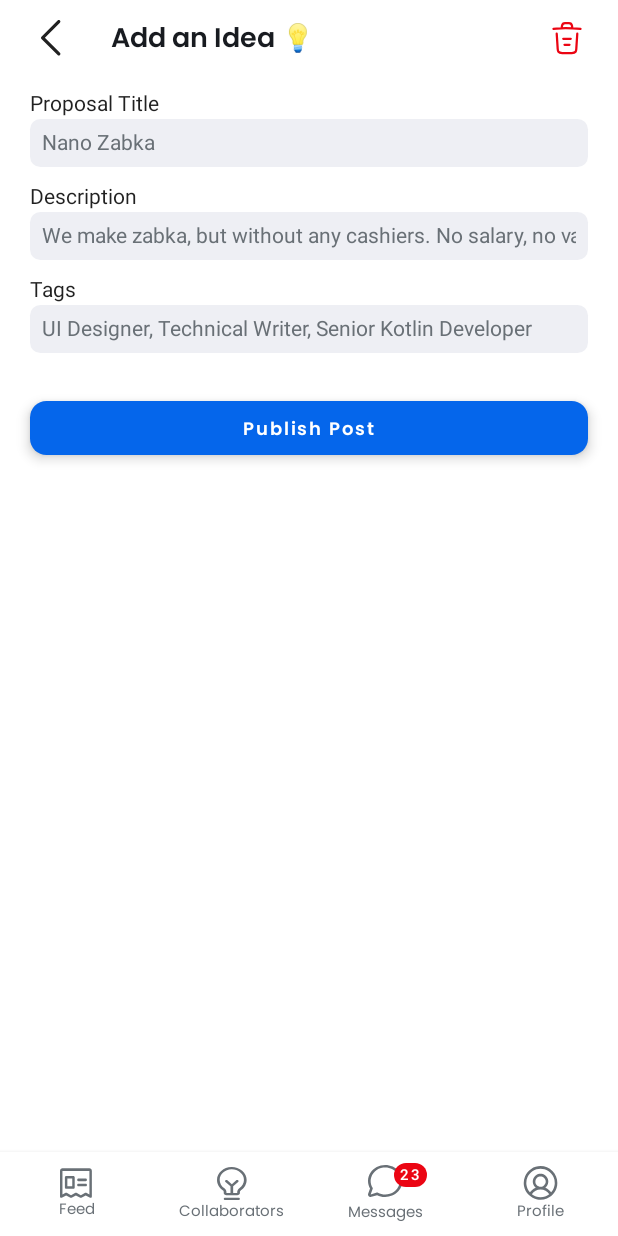
After one commit to andriybobchuk/coCreate, an Android app built with Jetpack Compose: the AddPostScreen screen opened through its navigation route, on a phone screen of 412 x 824 dp. The commit adds this screen. Run offline under Robolectric (Android 15) with nearby library versions, the phone set to English and light mode, and no system bars; our stand-ins replace Dagger/Hilt's generated code, Firebase (no records; nobody signed in at launch, a user with empty details on screens opened directly); pictures from the network do not load; 1 statement that could not run was skipped.

Commit message:
Add Post Screen added

```diff
--- /dev/null
+++ b/app/src/main/java/com/andriybobchuk/cocreate/core/presentation/components/input_field/CcInputField.kt
@@ -0,0 +1,45 @@
+package com.andriybobchuk.cocreate.core.presentation.components.input_field
+
+import androidx.compose.foundation.background
+import androidx.compose.foundation.layout.*
+import androidx.compose.foundation.shape.RoundedCornerShape
+import androidx.compose.foundation.text.BasicTextField
+import androidx.compose.material.Text
+import androidx.compose.runtime.Composable
+import androidx.compose.ui.Modifier
+import androidx.compose.ui.text.TextStyle
+import androidx.compose.ui.text.font.FontWeight
+import androidx.compose.ui.unit.dp
+import androidx.compose.ui.unit.sp
+import com.andriybobchuk.cocreate.ui.theme.input_fields
+import com.andriybobchuk.cocreate.ui.theme.typo_gray200
+
+@Composable
+fun CcInputField(
+    title: String,
+    value: String,
+    onValueChange: (String) -> Unit
+) {
+    Column(
+        modifier = Modifier
+            .fillMaxWidth()
+            .padding(vertical = 6.dp, horizontal = 0.dp)
+    ) {
+        Text(
+            text = title,
+            fontWeight = FontWeight.Normal,
+            fontSize = 14.sp,
+        )
+        Spacer(modifier = Modifier.height(2.dp))
+        BasicTextField(
+            value = value,
+            onValueChange = onValueChange,
+            textStyle = TextStyle(color = typo_gray200),
+            singleLine = true,
+            modifier = Modifier
+                .fillMaxWidth()
+                .background(input_fields, RoundedCornerShape(7.dp))
+                .padding(8.dp)
+        )
+    }
+}
--- /dev/null
+++ b/app/src/main/java/com/andriybobchuk/cocreate/feature/feed/presentation/AddPostScreen.kt
@@ -0,0 +1,132 @@
+package com.andriybobchuk.cocreate.feature.feed.presentation
+
+import com.andriybobchuk.cocreate.feature.profile.presentation.ProfileViewModel
+
+import androidx.compose.foundation.background
+import androidx.compose.foundation.layout.*
+import androidx.compose.foundation.rememberScrollState
+import androidx.compose.foundation.shape.RoundedCornerShape
+import androidx.compose.foundation.text.BasicTextField
+import androidx.compose.foundation.verticalScroll
+import androidx.compose.material.*
+import androidx.compose.runtime.*
+import androidx.compose.ui.Alignment
+import androidx.compose.ui.Modifier
+import androidx.compose.ui.res.painterResource
+import androidx.compose.ui.text.TextStyle
+import androidx.compose.ui.text.font.FontWeight
+import androidx.compose.ui.unit.dp
+import androidx.compose.ui.unit.sp
+import androidx.hilt.navigation.compose.hiltViewModel
+import androidx.navigation.NavController
+import com.andriybobchuk.cocreate.R
+import com.andriybobchuk.cocreate.core.presentation.components.input_field.CcInputField
+import com.andriybobchuk.cocreate.ui.theme.*
+import com.andriybobchuk.navigation.Screens
+
+@Composable
+fun AddPostScreen(
+    navController: NavController,
+    viewModel: ProfileViewModel = hiltViewModel()
+) {
+    Box(
+        modifier = Modifier.fillMaxSize()
+    ) {
+        Row(
+            modifier = Modifier
+                .height(50.dp)
+                .background(white),
+            verticalAlignment = Alignment.CenterVertically
+        ) {
+            IconButton(
+                onClick = { navController.popBackStack() },
+                modifier = Modifier.padding(start = 10.dp),
+            ) {
+                Icon(
+                    painter = painterResource(id = R.drawable.ic_arrow),
+                    contentDescription = "Back"
+                )
+            }
+            Text(
+                text = "Add an Idea \uD83D\uDCA1",
+                fontSize = 18.sp,
+                fontWeight = FontWeight.Black,
+                color = title_black,
+                fontFamily = poppins,
+                modifier = Modifier
+                    .padding(start = 16.dp)
+                    //.weight(1f)
+            )
+            Spacer(modifier = Modifier.weight(1f))
+            IconButton(
+                onClick = { navController.popBackStack() },
+                modifier = Modifier.padding(end = 10.dp),
+            ) {
+                Icon(
+                    painter = painterResource(id = R.drawable.ic_delete),
+                    contentDescription = "Cancel",
+                    tint = red
+                )
+            }
+        }
+        Column(
+            modifier = Modifier
+                .fillMaxSize()
+                .padding(top = (50+5).dp)
+                .verticalScroll(rememberScrollState())
+                .background(white),
+            horizontalAlignment = Alignment.CenterHorizontally
+        ) {
+            Column(
+                modifier = Modifier
+                    .wrapContentHeight()
+                    .fillMaxWidth()
+                    .padding(horizontal = 20.dp),
+                horizontalAlignment = Alignment.CenterHorizontally
+            ) {
+                // Editable Fields
+                CcInputField(
+                    title = "Proposal Title",
+                    value = "Nano Zabka",
+                    onValueChange = { }
+                )
+
+                CcInputField(
+                    title = "Description",
+                    value = "We make zabka, but without any cashiers. No salary, no vacation, only pure enthusiasm, send your CVs!",
+                    onValueChange = { }
+                )
+
+                CcInputField(
+                    title = "Tags",
+                    value = "UI Designer, Technical Writer, Senior Kotlin Developer",
+                    onValueChange = { }
+                )
+
+                Button(
+                    onClick = {
+                        // Save
+                    },
+                    modifier = Modifier
+                        .fillMaxWidth()
+                        .wrapContentHeight()
+                        .padding(top = 20.dp),
+                    elevation = ButtonDefaults.elevation(5.dp),
+                    colors = ButtonDefaults.buttonColors(
+                        backgroundColor = accent,
+                        contentColor = white // clicked state
+                    ),
+                    shape = RoundedCornerShape(11.dp)
+                ) {
+                    Text(
+                        text = "Publish Post",
+                        fontWeight = FontWeight.Bold,
+                        fontSize = 12.sp,
+                        color = white,
+                        fontFamily = poppins,
+                    )
+                }
+            }
+        }
+    }
+}
--- a/app/src/main/java/com/andriybobchuk/cocreate/feature/feed/presentation/FeedScreen.kt
+++ b/app/src/main/java/com/andriybobchuk/cocreate/feature/feed/presentation/FeedScreen.kt
@@ -25,6 +25,7 @@ import com.andriybobchuk.cocreate.R
 import com.andriybobchuk.cocreate.core.presentation.components.post.Post
 import com.andriybobchuk.cocreate.core.presentation.components.search_bar.SearchBar
 import com.andriybobchuk.cocreate.ui.theme.*
+import com.andriybobchuk.navigation.Screens
 
 @Composable
 fun FeedScreen(
@@ -64,7 +65,7 @@ fun FeedScreen(
                         .weight(1f)
                 )
                 IconButton(
-                    onClick = { /* navigate to add post screen */ },
+                    onClick = { navController.navigate(Screens.AddPostScreen.route) },
                     modifier = Modifier.padding(end = 0.dp),
                 ) {
                     Icon(
--- a/app/src/main/java/com/andriybobchuk/cocreate/feature/profile/presentation/ProfileDetailScreen.kt
+++ b/app/src/main/java/com/andriybobchuk/cocreate/feature/profile/presentation/ProfileDetailScreen.kt
@@ -25,6 +25,7 @@ import androidx.hilt.navigation.compose.hiltViewModel
 import androidx.navigation.NavController
 import coil.compose.rememberAsyncImagePainter
 import com.andriybobchuk.cocreate.R
+import com.andriybobchuk.cocreate.core.presentation.components.input_field.CcInputField
 import com.andriybobchuk.cocreate.ui.theme.*
 import com.andriybobchuk.navigation.Screens
 
@@ -115,7 +116,6 @@ fun ProfileDetailScreen(
             }
             Spacer(modifier = Modifier.height(16.dp))
 
-            // Name
             Text(
                 text = profileData.name,
                 fontWeight = FontWeight.Bold,
@@ -140,37 +140,37 @@ fun ProfileDetailScreen(
                 horizontalAlignment = Alignment.CenterHorizontally
             ) {
                 // Editable Fields
-                GrayTextFieldWithLabel(
+                CcInputField(
                     title = "Profession",
                     value = profileData.position,
                     onValueChange = { editedName = it }
                 )
 
-                GrayTextFieldWithLabel(
+                CcInputField(
                     title = "City",
                     value = profileData.city,
                     onValueChange = { editedSurname = it }
                 )
 
-                GrayTextFieldWithLabel(
+                CcInputField(
                     title = "Profile Description",
                     value = "Hi, I'm an Android Dev at Samsung!",
                     onValueChange = { editedAboutMe = it }
                 )
 
-                GrayTextFieldWithLabel(
+                CcInputField(
                     title = "Tags",
                     value = "Figma, Clion, AS, coCreate",
                     onValueChange = { editedAboutMe = it }
                 )
 
-                GrayTextFieldWithLabel(
+                CcInputField(
                     title = "Website",
                     value = profileData.website,
                     onValueChange = { editedAboutMe = it }
                 )
 
-                GrayTextFieldWithLabel(
+                CcInputField(
                     title = "Github",
                     value = profileData.github,
                     onValueChange = { editedAboutMe = it }
@@ -205,33 +205,3 @@ fun ProfileDetailScreen(
         }
     }
 }
-
-@Composable
-fun GrayTextFieldWithLabel(
-    title: String,
-    value: String,
-    onValueChange: (String) -> Unit
-) {
-    Column(
-        modifier = Modifier
-            .fillMaxWidth()
-            .padding(vertical = 6.dp, horizontal = 0.dp)
-    ) {
-        Text(
-            text = title,
-            fontWeight = FontWeight.Normal,
-            fontSize = 14.sp,
-        )
-        Spacer(modifier = Modifier.height(2.dp))
-        BasicTextField(
-            value = value,
-            onValueChange = onValueChange,
-            textStyle = TextStyle(color = typo_gray200),
-            singleLine = true,
-            modifier = Modifier
-                .fillMaxWidth()
-                .background(input_fields, RoundedCornerShape(7.dp))
-                .padding(8.dp)
-        )
-    }
-}
--- a/app/src/main/java/com/andriybobchuk/cocreate/feature/profile/presentation/ProfileScreen.kt
+++ b/app/src/main/java/com/andriybobchuk/cocreate/feature/profile/presentation/ProfileScreen.kt
@@ -145,8 +145,7 @@ fun ProfileScreen(
                             .padding(vertical = 8.dp, horizontal = 5.dp)
                     ) {
                         Button(
-                            onClick = {
-                            },
+                            onClick = { navController.navigate(Screens.AddPostScreen.route) },
                             modifier = Modifier
                                 .fillMaxWidth()
                                 .weight(1.0F)
--- a/app/src/main/java/com/andriybobchuk/cocreate/navigation/NavigationGraph.kt
+++ b/app/src/main/java/com/andriybobchuk/cocreate/navigation/NavigationGraph.kt
@@ -9,6 +9,7 @@ import com.andriybobchuk.cocreate.feature.auth.presentation.use_case.register.Re
 import com.andriybobchuk.cocreate.feature.feed.presentation.FeedScreen
 import com.andriybobchuk.cocreate.feature.messages.presentation.MessagesScreen
 import com.andriybobchuk.cocreate.feature.collaborators.presentation.MyPostsScreen
+import com.andriybobchuk.cocreate.feature.feed.presentation.AddPostScreen
 import com.andriybobchuk.cocreate.feature.profile.presentation.ProfileScreen
 import com.andriybobchuk.cocreate.feature.profile.presentation.ProfileDetailScreen
 import com.andriybobchuk.navigation.Screens
@@ -30,9 +31,14 @@ fun NavigationGraph(
             RegisterScreen(navController)
         }
 
+        // Feed
         composable(route = Screens.FeedScreen.route) {
             FeedScreen(navController)
         }
+        composable(route = Screens.AddPostScreen.route) {
+            AddPostScreen(navController)
+        }
+
         composable(route = Screens.MyPostsScreen.route) {
             MyPostsScreen(navController)
         }
--- a/app/src/main/java/com/andriybobchuk/cocreate/navigation/Screens.kt
+++ b/app/src/main/java/com/andriybobchuk/cocreate/navigation/Screens.kt
@@ -8,6 +8,7 @@ sealed class Screens(val route: String) {
     object MessagesScreen : Screens(route = "Messages_Screen")
     object ProfileScreen : Screens(route = "Profile_Screen")
     object ProfileDetailScreen : Screens(route = "Profile_Detail_Screen")
+    object AddPostScreen : Screens(route = "Add_Post_Screen")
 
 
 }
--- /dev/null
+++ b/app/src/main/res/drawable/ic_delete.xml
@@ -0,0 +1,8 @@
+<vector android:autoMirrored="true" android:height="24dp"
+    android:viewportHeight="24" android:viewportWidth="24"
+    android:width="24dp" xmlns:android="http://schemas.android.com/apk/res/android">
+    <path android:fillColor="#00000000"
+        android:pathData="M21,5.98C17.67,5.65 14.32,5.48 10.98,5.48C9,5.48 7.02,5.58 5.04,5.78L3,5.98M8.5,4.97L8.72,3.66C8.88,2.71 9,2 10.69,2H13.31C15,2 15.13,2.75 15.28,3.67L15.5,4.97M18.85,9.14L18.2,19.21C18.09,20.78 18,22 15.21,22H8.79C6,22 5.91,20.78 5.8,19.21L5.15,9.14M10.33,16.5H13.66M9.5,12.5H14.5"
+        android:strokeColor="#000000" android:strokeLineCap="round"
+        android:strokeLineJoin="round" android:strokeWidth="1.5"/>
+</vector>
```
